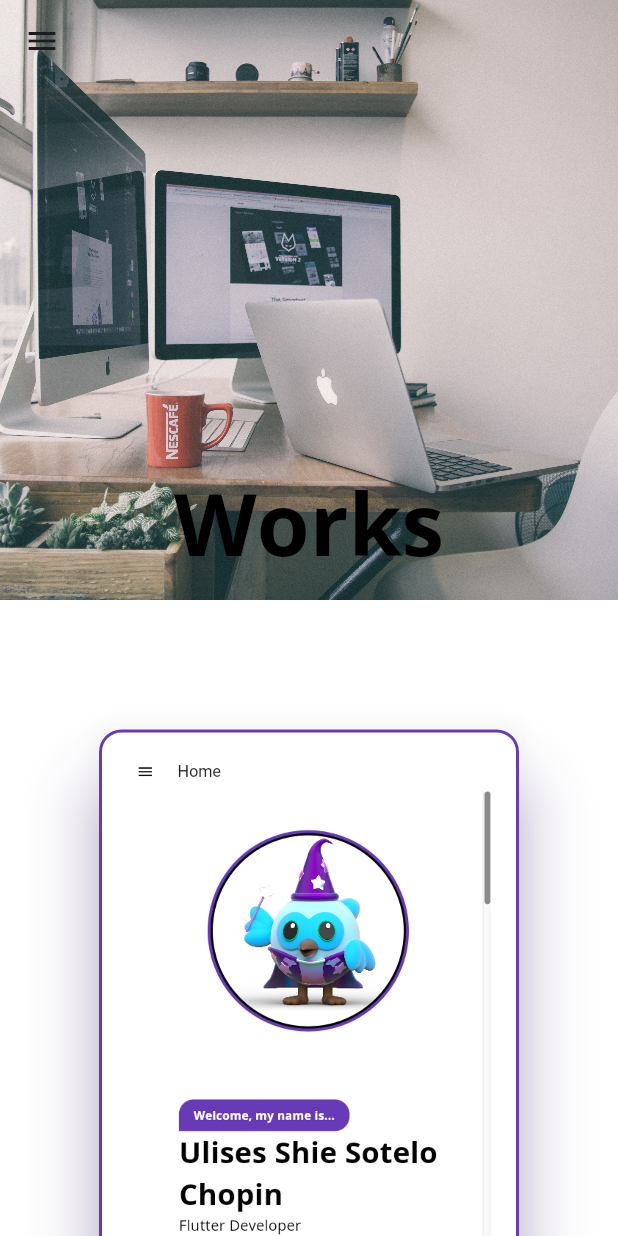
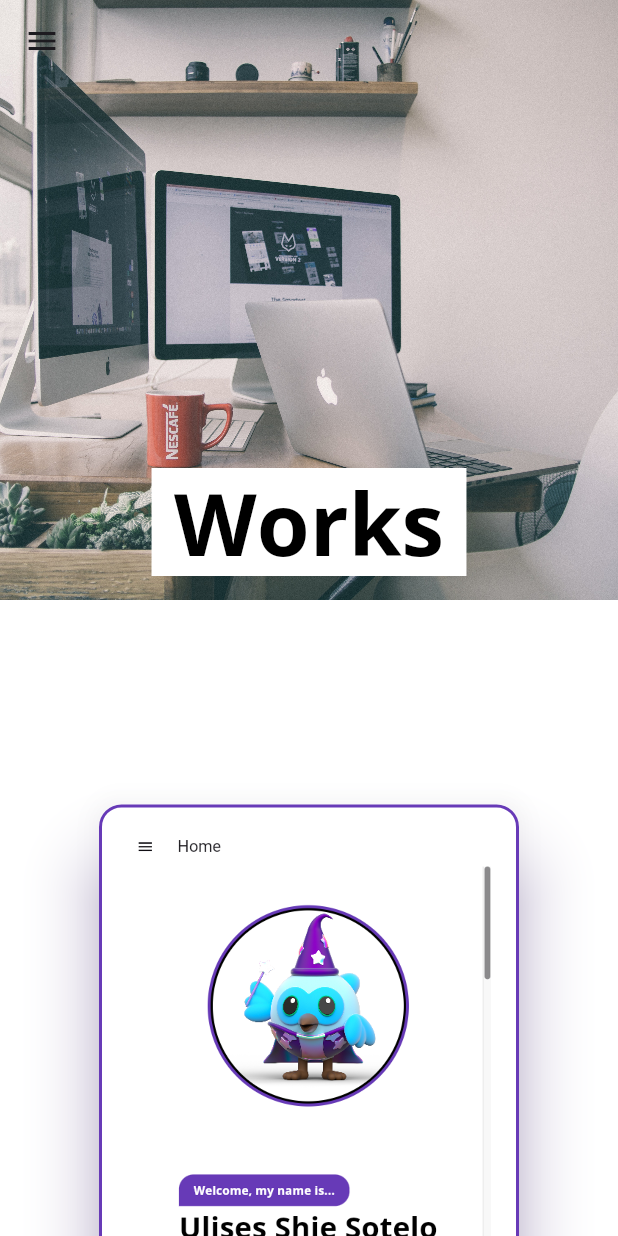
Before and after one commit to UlisesChopin16/MyLandingPage, a Flutter app: the AboutMeView screen opened directly, after a tap on "Works", on a phone screen of 412 x 824 dp. Run offline on Flutter 3.47's test engine with Material 3 defaults, Android fonts, the phone set to English and light mode, and no system bars; our stand-ins replace cloud_firestore, firebase_core, flutter_svg, go_router, google_fonts, url_strategy; accounts and stored records are empty.

Commit message:
Se realizaron cambios visuales en la vista works, ahora las opciones estan dentro de la vista deslizable

```diff
--- a/lib/Web/Components/list_of_tab_bars_component.dart
+++ b/lib/Web/Components/list_of_tab_bars_component.dart
@@ -4,17 +4,26 @@ import 'package:landing_page/Web/Components/tabbar_text_component.dart';
 import 'package:landing_page/tabbar_functions.dart';
 
 class ListOfTabBarsComponent extends StatelessWidget {
+
+  /// Put in true if you want the tabbarTexts to be on the right side
+  /// Put in false if you want the tabbarTexts to be on the left side
+  /// Default is false
+  final bool leftOrRight;
+
   final Color textColor;
   const ListOfTabBarsComponent({
     super.key,
     this.textColor = Colors.black,
+    this.leftOrRight = false,
   });
 
   @override
   Widget build(BuildContext context) {
     return Row(
       children: <Widget>[
-        const Spacer(),
+        Spacer(
+          flex: leftOrRight ? 8 : 1,
+        ),
         TabbarTextComponent(
           text: ConstantStrings.home,
           onTap: TabbarFunctions.homeTab,
@@ -44,8 +53,8 @@ class ListOfTabBarsComponent extends StatelessWidget {
           onTap: TabbarFunctions.contactTab,
           textColor: textColor,
         ),
-        const Spacer(
-          flex: 8,
+        Spacer(
+          flex: leftOrRight ? 1 : 8,
         ),
       ],
     );
--- a/lib/works_view.dart
+++ b/lib/works_view.dart
@@ -26,7 +26,7 @@ class _WorksViewState extends State<WorksView> {
 
     return Scaffold(
       backgroundColor: Colors.white,
-      drawer: width > 800 ? const DrawerForWebComponent() : const DrawerForMobileComponent(),
+      drawer: const DrawerForMobileComponent(),
       body: Scrollbar(
         controller: _scrollController,
         child: NestedScrollView(
@@ -35,7 +35,6 @@ class _WorksViewState extends State<WorksView> {
             return [
               SliverAppBar(
                 toolbarHeight: 55,
-                title: width > 800 ? const ListOfTabBarsComponent() : null,
                 backgroundColor: Colors.white,
                 expandedHeight: height > 800 ? 600 : 400,
                 flexibleSpace: FlexibleSpaceBar(
@@ -45,10 +44,14 @@ class _WorksViewState extends State<WorksView> {
                   ),
                   centerTitle: true,
                   title: width < 800
-                      ? const SansBold(
-                          text: ConstantStrings.works,
-                          size: 38,
-                        )
+                      ? Container(
+                        color: Colors.white,
+                        padding: const EdgeInsets.symmetric(horizontal: 10),
+                        child: const SansBold(
+                            text: ConstantStrings.works,
+                            size: 38,
+                          ),
+                      )
                       : null,
                 ),
               ),
@@ -57,7 +60,7 @@ class _WorksViewState extends State<WorksView> {
           body: ListView(
             children: [
               Padding(
-                padding: const EdgeInsets.symmetric(horizontal: 30),
+                padding: const EdgeInsets.symmetric(horizontal: 30, vertical: 50),
                 child: width < 800 ? const WorksMobileComponent() : const WorksWebComponent(),
               ),
             ],
```
Also changed, not shown: 1 other file.
